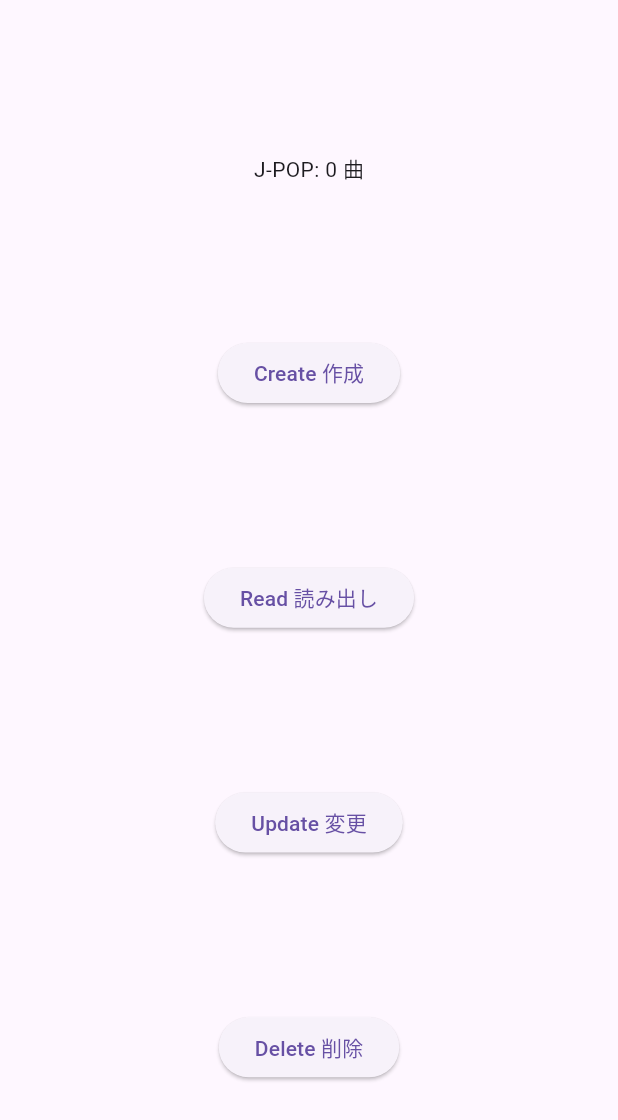
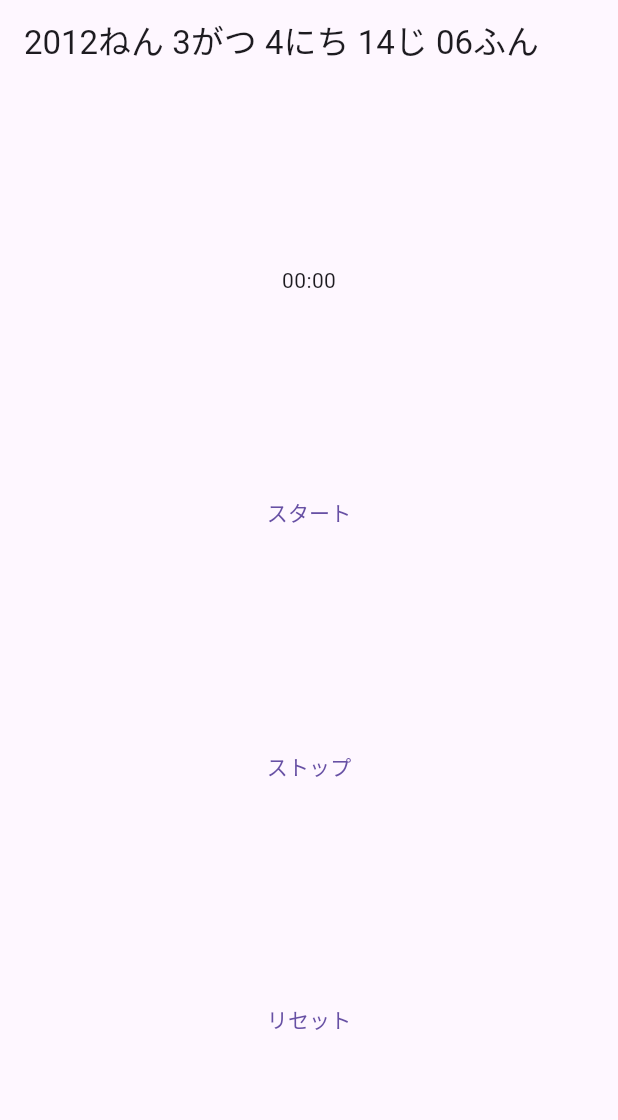
Before and after one commit to f04k04369/flutter-practice_02, a Flutter app: the screen it shows after launch, on a phone screen of 412 x 824 dp. Shown: the top 1120 px of the screen. Run offline on Flutter 3.47's test engine with Material 3 defaults, Android fonts, the phone set to English and light mode, and no system bars; our stand-ins replace flutter_hooks, flutter_riverpod.

Commit message:
#32 date timeについて

```diff
--- a/project/lib/main.dart
+++ b/project/lib/main.dart
@@ -1,20 +1,11 @@
 import 'package:flutter/material.dart';
-import 'package:firebase_core/firebase_core.dart';
 import 'package:flutter_riverpod/flutter_riverpod.dart';
-import 'package:project/service.dart';
-import 'package:project/realtime.dart';
-import 'package:project/firebase_option.dart';
+import 'package:project/mytimer.dart';
+import 'package:intl/intl.dart';
 
-void main() async {
-  // Firebase の準備
-  WidgetsFlutterBinding.ensureInitialized();
-  await Firebase.initializeApp(
-    options: DefaultFirebaseOptions.currentPlatform,
-  );
-
+void main() {
   const app = MyApp();
-  const scope = ProviderScope(child: app);
-  runApp(scope);
+  runApp(app);
 }
 
 /// アプリ本体
@@ -35,57 +26,87 @@ class HomePage extends StatelessWidget {
 
   @override
   Widget build(BuildContext context) {
-    /* CRUD の C */
-    final c = ElevatedButton(
-      onPressed: () {
-        final service = FirestoreService();
-        service.create();
-      },
-      child: const Text('Create 作成'),
-    );
-
-    /* CRUD の R */
-    final r = ElevatedButton(
-      onPressed: () {
-        final service = FirestoreService();
-        service.read();
-      },
-      child: const Text('Read 読み出し'),
-    );
-
-    /* CRUD の U */
-    final u = ElevatedButton(
-      onPressed: () {
-        final service = FirestoreService();
-        service.update();
-      },
-      child: const Text('Update 変更'),
-    );
-
-    /* CRUD の D */
-    final d = ElevatedButton(
-      onPressed: () {
-        final service = FirestoreService();
-        service.delete();
-      },
-      child: const Text('Delete 削除'),
-    );
-
     return Scaffold(
-      body: Center(
-        child: Column(
-          mainAxisAlignment: MainAxisAlignment.spaceEvenly,
-          children: [
-            // J-POPの曲数
-            const JpopCount(),
-            // ボタンたち
-            c,
-            r,
-            u,
-            d,
-          ],
-        ),
+      // 画面上に マイウィジェット
+      appBar: AppBar(
+        title: const MyWidget(),
+      ),
+      // 画面真ん中に 手作りタイマー
+      body: const Center(
+        child: MyTimer(),
       ),
     );
   }
 }
+
+class MyWidget extends StatelessWidget {
+  const MyWidget({super.key});
+
+  @override
+  Widget build(BuildContext context) {
+
+    final timeA = DateTime.parse('2012-03-04T05:06:07.008z');
+    final timeB = DateTime.parse('2012-03-04T14:06:07.008+09:00');
+
+    final timeC = DateTime.utc(2012, 3, 4, 5, 6, 7, 8);
+    // 数値 - 日本 (ローカル)
+    final timeD = DateTime(2012, 3, 4, 14, 6, 7, 8);
+    // 現在時刻 - イギリス (基準時刻)
+    final timeE = DateTime.timestamp();
+    // 現在時刻 - 日本 (ローカル)
+    final timeF = DateTime.now();
+
+    // 4分33秒
+    const durA = Duration(
+      minutes: 4,
+      seconds: 33,
+    );
+    // 足し算
+    final timeG = DateTime(2012, 3, 4);
+    const durB = Duration(days: 5);
+    final timeH = timeG.add(durB);
+
+    // 引き算
+    final timeI = DateTime(2061, 7, 28);
+    final timeJ = DateTime(1986, 2, 9);
+    final durC = timeI.difference(timeJ);
+
+    // 比べる
+    final timeK = DateTime.now();
+    final timeL = DateTime(2025, 1, 1);
+    final compared = timeK.compareTo(timeL);
+
+    if (compared < 0) {
+      debugPrint('今は 2025-1-1 よりも前です');
+    }
+    if (compared == 0) {
+      debugPrint('今は 2025-1-1 00:00:00 ちょうどです');
+    }
+    if (compared > 0) {
+      debugPrint('今は 2025-1-1 よりも後です');
+    }
+
+    // 見やすく整える
+    final f = DateFormat('yyyyねん Mがつ dにち HHじ mmふん');
+    // 表示したい日付を 1つ 選ぶ --> timeD
+    final displayTime = f.format(timeD);
+
+    /* 全ての中身を確認 */
+    debugPrint('時刻A: $timeA');
+    debugPrint('時刻B: $timeB');
+    debugPrint('時刻C: $timeC');
+    debugPrint('時刻D: $timeD');
+    debugPrint('時刻E: $timeE');
+    debugPrint('時刻F: $timeF');
+    debugPrint('時刻G: $timeG');
+    debugPrint('時刻H: $timeH');
+    debugPrint('時刻I: $timeI');
+    debugPrint('時刻J: $timeJ');
+
+    debugPrint('時間A: $durA');
+    debugPrint('時間B: $durB');
+    debugPrint('時間C: $durC');
+
+    return Text(displayTime);
+  }
+}
--- /dev/null
+++ b/project/lib/mytimer.dart
@@ -0,0 +1,71 @@
+import 'dart:async';
+import 'package:flutter/material.dart';
+import 'package:flutter_hooks/flutter_hooks.dart';
+
+/// 手作りタイマー
+class MyTimer extends HookWidget {
+  const MyTimer({super.key});
+
+  @override
+  Widget build(BuildContext context) {
+    // Dartタイマー
+    final timer = useState<Timer?>(null);
+    // 合計時間
+    final elapsed = useState(0);
+
+    // 画面が消えたときにタイマーも止める
+    useEffect(
+      () => () {
+        timer.value?.cancel();
+        timer.value = null;
+      },
+      const [],
+    );
+
+    // 合計時間 --> XX:XX へ変換
+    final dur = Duration(seconds: elapsed.value);
+    final mm = (dur.inMinutes % 60).toString().padLeft(2, '0');
+    final ss = (dur.inSeconds % 60).toString().padLeft(2, '0');
+
+    // 縦に並べる
+    return Column(
+      mainAxisAlignment: MainAxisAlignment.spaceEvenly,
+      children: [
+        // 時間テキスト
+        Text('$mm:$ss'),
+
+        // スタートボタン
+        TextButton(
+          onPressed: () {
+            // Dartタイマーを1秒ごとに動かす
+            const dur = Duration(seconds: 1);
+            timer.value = Timer.periodic(dur, (_) {
+              // 合計時間を 1 増やす
+              elapsed.value = elapsed.value + 1;
+            });
+          },
+          child: const Text('スタート'),
+        ),
+
+        // ストップボタン
+        TextButton(
+          onPressed: () {
+            // タイマーを止める 空っぽに戻す
+            timer.value?.cancel();
+            timer.value = null;
+          },
+          child: const Text('ストップ'),
+        ),
+
+        // リセットボタン
+        TextButton(
+          onPressed: () {
+            // 合計時間を元に戻す
+            elapsed.value = 0;
+          },
+          child: const Text('リセット'),
+        ),
+      ],
+    );
+  }
+}
--- a/project/lib/realtime.dart
+++ /dev/null
@@ -1,39 +0,0 @@
-import 'package:cloud_firestore/cloud_firestore.dart';
-import 'package:flutter/material.dart';
-import 'package:flutter_riverpod/flutter_riverpod.dart';
-import 'package:riverpod_annotation/riverpod_annotation.dart';
-part 'realtime.g.dart';
-
-/// J-POP の数を監視
-@riverpod
-Stream<int> jpopCount(JpopCountRef ref) {
-  final db = FirebaseFirestore.instance;
-
-  // データベースを監視
-  final snapshots = db
-      .collection('songs')
-      .where('genre', isEqualTo: 'J-POP') // J-POPのみ
-      .snapshots();
-
-  // docs: 曲たち
-  // length: 曲数
-  return snapshots.map(
-    (snapshot) => snapshot.docs.length,
-  );
-}
-
-/// J-POP の数を表示
-class JpopCount extends ConsumerWidget {
-  const JpopCount({super.key});
-
-  @override
-  Widget build(BuildContext context, WidgetRef ref) {
-    final count = ref.watch(jpopCountProvider);
-    return switch (count) {
-      // 通信が終わったら テキスト
-      AsyncData(:final value) => Text('J-POP: $value 曲'),
-      // 通信中は グルグル
-      AsyncValue() => const CircularProgressIndicator(),
-    };
-  }
-}
```
Also changed, not shown: project/lib/firebase_option.dart (deleted, +0 -77 lines), project/lib/service.dart (deleted, +0 -162 lines), project/lib/realtime.g.dart (deleted).
